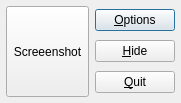
This is lightscreenwindow.ui in manjeetdahiya/lightscreen-clone as Qt 5 draws it before an edit. The edited form follows.
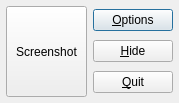
This is the edited form.

Commit message: Fix stupid typo and tab in options dialog...

The edit to the form file:
```diff
--- a/lightscreenwindow.ui
+++ b/lightscreenwindow.ui
@@ -27,7 +27,7 @@
         </sizepolicy>
        </property>
        <property name="text" >
-        <string>Screeenshot</string>
+        <string>Screenshot</string>
        </property>
        <property name="popupMode" >
         <enum>QToolButton::InstantPopup</enum>
```
The commit also changes 1 other file.
